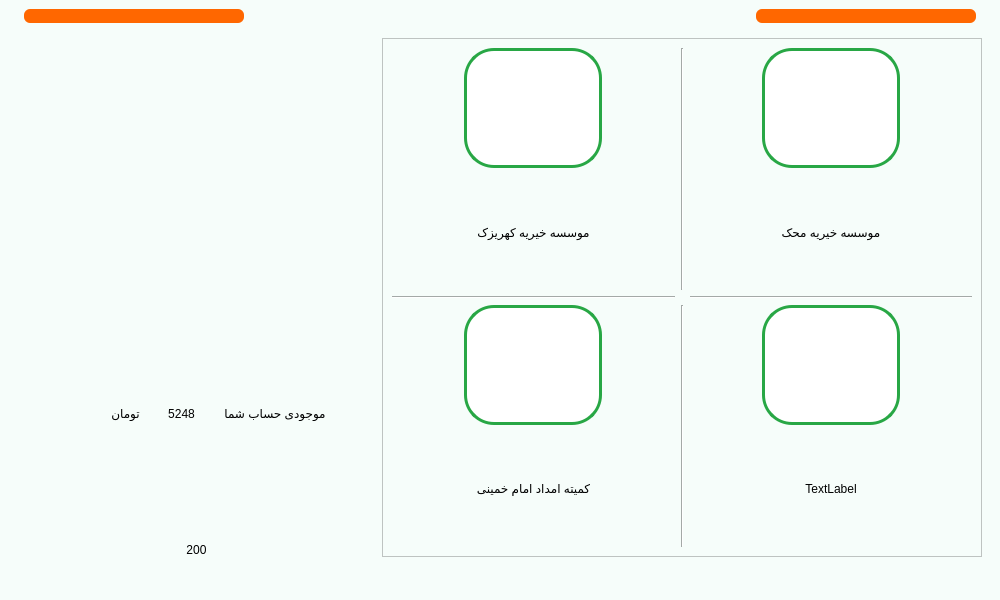
First picture: the form in main.ui, repository Farazist/raspberrypi-app, before the edit.
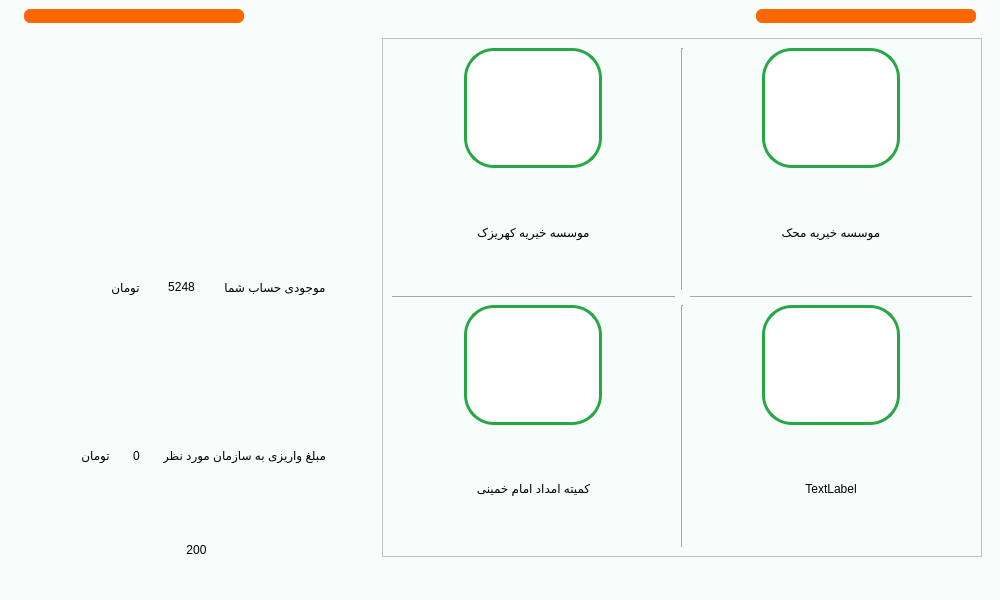
Second picture: the form after the edit. The open tabs and pages were chosen to show the change. Icons and pictures are not drawn.

The edit to the form file:
```diff
--- a/main.ui
+++ b/main.ui
@@ -3894,6 +3894,52 @@
             </item>
            </layout>
           </item>
+          <item>
+           <layout class="QHBoxLayout" name="horizontalLayout_34">
+            <item alignment="Qt::AlignRight|Qt::AlignVCenter">
+             <widget class="QLabel" name="lbl_currency_charity_organization">
+              <property name="styleSheet">
+               <string notr="true">font: 22pt &quot;IRANSans&quot;;
+color:#000000;</string>
+              </property>
+              <property name="text">
+               <string>تومان</string>
+              </property>
+              <property name="alignment">
+               <set>Qt::AlignCenter</set>
+              </property>
+             </widget>
+            </item>
+            <item alignment="Qt::AlignHCenter|Qt::AlignVCenter">
+             <widget class="QLabel" name="lbl_deposit_price_charity_organization">
+              <property name="styleSheet">
+               <string notr="true">font: 87 28pt &quot;IRANSansFaNum Black&quot;;
+color:#000000;</string>
+              </property>
+              <property name="text">
+               <string>0</string>
+              </property>
+              <property name="alignment">
+               <set>Qt::AlignCenter</set>
+              </property>
+             </widget>
+            </item>
+            <item alignment="Qt::AlignHCenter|Qt::AlignVCenter">
+             <widget class="QLabel" name="lbl_name_charity_organization">
+              <property name="styleSheet">
+               <string notr="true">font: 22pt &quot;IRANSans&quot;;
+color:#000000;</string>
+              </property>
+              <property name="text">
+               <string>مبلغ واریزی به سازمان مورد نظر</string>
+              </property>
+              <property name="alignment">
+               <set>Qt::AlignCenter</set>
+              </property>
+             </widget>
+            </item>
+           </layout>
+          </item>
           <item>
            <layout class="QHBoxLayout" name="horizontalLayout_26">
             <property name="leftMargin">
```
Left out of the diff: 2 changed lines with no effect on the pictures.
